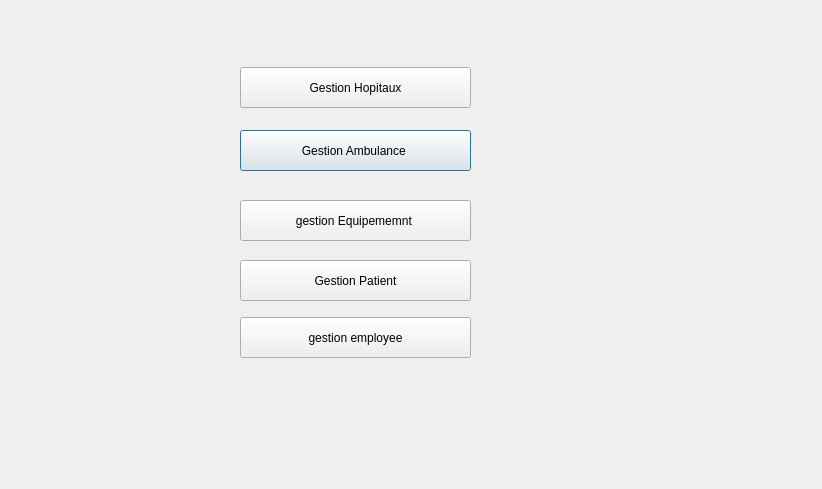
Above: menu.ui from ghazy001/ambulance_agency before the change. Below: the same form after it.
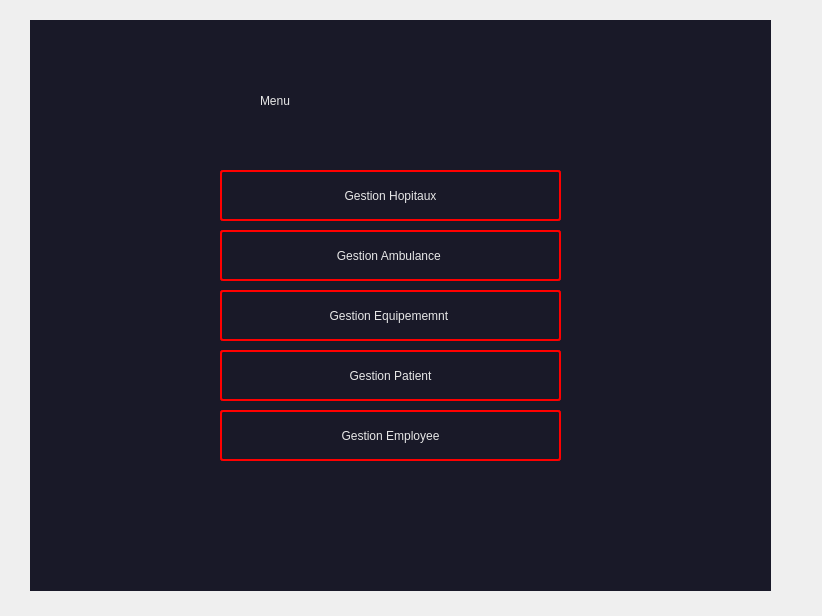
That is the form after the change. Icons and pictures are not drawn.

Patch:
```diff
--- a/menu.ui
+++ b/menu.ui
@@ -7,78 +7,154 @@
     <x>0</x>
     <y>0</y>
     <width>822</width>
-    <height>489</height>
+    <height>616</height>
    </rect>
   </property>
   <property name="windowTitle">
    <string>Dialog</string>
   </property>
-  <widget class="QPushButton" name="pushButton">
+  <property name="windowIcon">
+   <iconset resource="logo.qrc">
+    <normaloff>:/new/prefix1/ambulancee.png</normaloff>:/new/prefix1/ambulancee.png</iconset>
+  </property>
+  <widget class="QWidget" name="widget" native="true">
    <property name="geometry">
     <rect>
-     <x>240</x>
-     <y>130</y>
-     <width>231</width>
-     <height>41</height>
+     <x>30</x>
+     <y>20</y>
+     <width>741</width>
+     <height>571</height>
     </rect>
    </property>
-   <property name="text">
-    <string>Gestion Ambulance </string>
+   <property name="styleSheet">
+    <string notr="true">.QWidget{background-color:rgb(25,25, 40); }</string>
    </property>
-  </widget>
-  <widget class="QPushButton" name="pushButton_2">
+   <widget class="QPushButton" name="pushButton_6">
    <property name="geometry">
     <rect>
-     <x>240</x>
-     <y>200</y>
-     <width>231</width>
-     <height>41</height>
-    </rect>
-   </property>
+      <x>190</x>
+      <y>150</y>
+      <width>341</width>
+      <height>51</height>
+     </rect>
+    </property>
+    <property name="styleSheet">
+     <string notr="true">color: rgb(231, 231, 231);
+font: 17pt &quot;Verdana&quot;;
+border: 2px solid red;
+padding: 5px;
+border-radius: 3px;
+opacity: 200;</string>
+    </property>
    <property name="text">
-    <string>gestion Equipememnt </string>
+     <string>Gestion Hopitaux</string>
    </property>
   </widget>
   <widget class="QPushButton" name="pushButton_3">
    <property name="geometry">
     <rect>
-     <x>240</x>
-     <y>317</y>
-     <width>231</width>
-     <height>41</height>
-    </rect>
-   </property>
+      <x>190</x>
+      <y>390</y>
+      <width>341</width>
+      <height>51</height>
+     </rect>
+    </property>
+    <property name="styleSheet">
+     <string notr="true">color: rgb(231, 231, 231);
+font: 17pt &quot;Verdana&quot;;
+border: 2px solid red;
+padding: 5px;
+border-radius: 3px;
+opacity: 200;</string>
+    </property>
    <property name="text">
-    <string>gestion employee</string>
+     <string>Gestion Employee</string>
    </property>
   </widget>
   <widget class="QPushButton" name="pushButton_4">
    <property name="geometry">
     <rect>
-     <x>240</x>
-     <y>260</y>
-     <width>231</width>
-     <height>41</height>
-    </rect>
-   </property>
+      <x>190</x>
+      <y>330</y>
+      <width>341</width>
+      <height>51</height>
+     </rect>
+    </property>
+    <property name="styleSheet">
+     <string notr="true">color: rgb(231, 231, 231);
+font: 17pt &quot;Verdana&quot;;
+border: 2px solid red;
+padding: 5px;
+border-radius: 3px;
+opacity: 200;</string>
+    </property>
    <property name="text">
     <string>Gestion Patient</string>
    </property>
   </widget>
-  <widget class="QPushButton" name="pushButton_6">
+   <widget class="QPushButton" name="pushButton_2">
    <property name="geometry">
     <rect>
-     <x>240</x>
-     <y>67</y>
-     <width>231</width>
-     <height>41</height>
-    </rect>
-   </property>
+      <x>190</x>
+      <y>270</y>
+      <width>341</width>
+      <height>51</height>
+     </rect>
+    </property>
+    <property name="styleSheet">
+     <string notr="true">color: rgb(231, 231, 231);
+font: 17pt &quot;Verdana&quot;;
+border: 2px solid red;
+padding: 5px;
+border-radius: 3px;
+opacity: 200;</string>
+    </property>
    <property name="text">
-    <string>Gestion Hopitaux</string>
-   </property>
-  </widget>
- </widget>
- <resources/>
+     <string>Gestion Equipememnt </string>
+    </property>
+   </widget>
+   <widget class="QPushButton" name="pushButton">
+    <property name="geometry">
+     <rect>
+      <x>190</x>
+      <y>210</y>
+      <width>341</width>
+      <height>51</height>
+     </rect>
+    </property>
+    <property name="styleSheet">
+     <string notr="true">color: rgb(231, 231, 231);
+font: 17pt &quot;Verdana&quot;;
+border: 2px solid red;
+padding: 5px;
+border-radius: 3px;
+opacity: 200;</string>
+    </property>
+    <property name="text">
+     <string>Gestion Ambulance </string>
+    </property>
+   </widget>
+   <widget class="QLabel" name="label">
+    <property name="geometry">
+     <rect>
+      <x>230</x>
+      <y>40</y>
+      <width>271</width>
+      <height>81</height>
+     </rect>
+    </property>
+    <property name="styleSheet">
+     <string notr="true">font: 59pt &quot;Century&quot;;
+color: rgb(231, 231, 231);</string>
+    </property>
+    <property name="text">
+     <string>Menu</string>
+    </property>
+   </widget>
+  </widget>
+ </widget>
+ <resources>
+  <include location="logo.qrc"/>
+ </resources>
  <connections/>
 </ui>
```
Left out of the diff: 2 changed lines with no effect on the pictures. Lines whose indentation alone changed are shown as unchanged.
